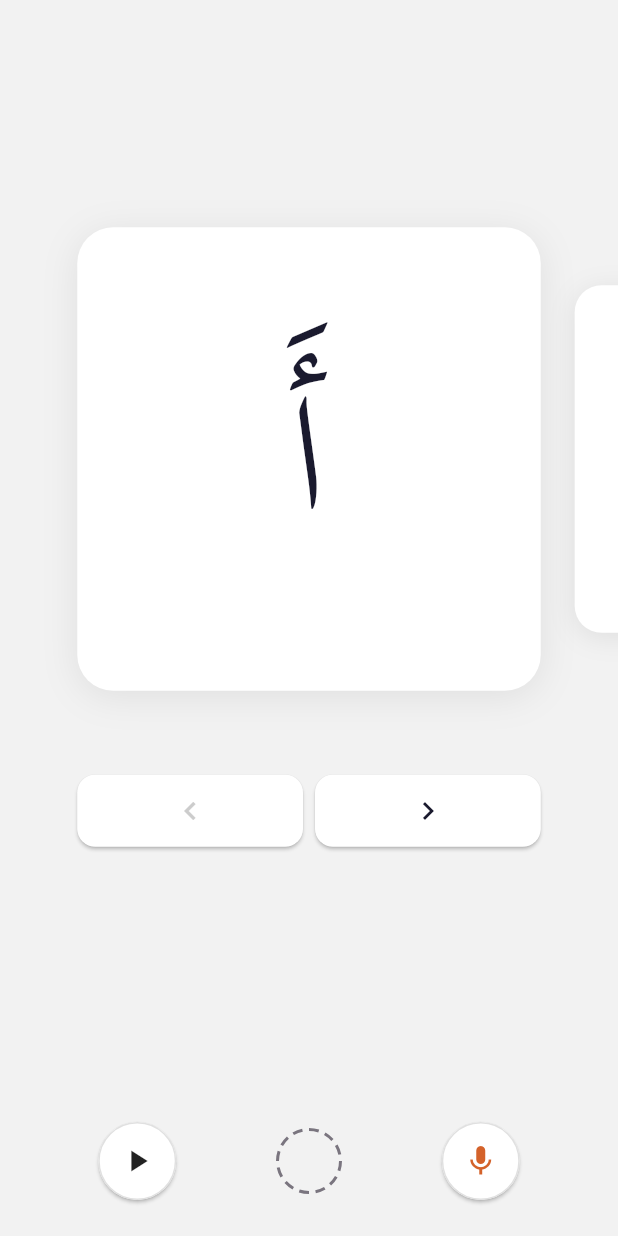
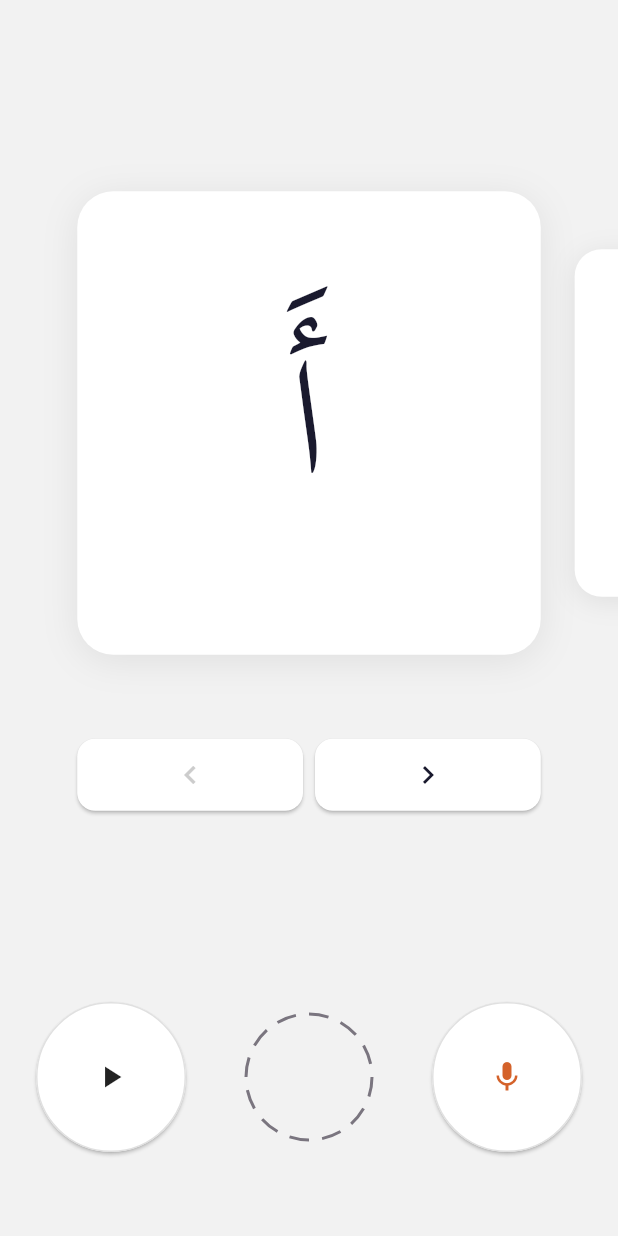
Before and after one commit to abduroid/Makhorij, a Flutter app: the screen it shows after launch, after a tap on an icon or button, on a phone screen of 412 x 824 dp. Run offline on Flutter 3.47's test engine with Material 3 defaults, Android fonts, the phone set to English and light mode, and no system bars; drawn by our look-alikes of auto_size_text; our stand-ins replace just_audio; missing offline and left inert: record.

Commit message:
Adjusts the design

```diff
--- a/lib/ui/screens/word_pager_screen.dart
+++ b/lib/ui/screens/word_pager_screen.dart
@@ -114,7 +114,9 @@ class _WordPagerScreenState extends State<WordPagerScreen> {
   Widget build(BuildContext context) {
     return Scaffold(
       backgroundColor: const Color(0xFFF2F2F2),
-      body: Column(
+      body: Padding(
+        padding: const EdgeInsets.symmetric(vertical: 32.0),
+        child: Column(
           children: [
             Expanded(
               child: Center(
@@ -136,6 +138,7 @@ class _WordPagerScreenState extends State<WordPagerScreen> {
             ),
             _buildControls(),
           ],
+        ),
       ),
     );
   }
@@ -209,13 +212,14 @@ class _WordPagerScreenState extends State<WordPagerScreen> {
 
   Widget _buildControls() {
     return Padding(
-      padding: const EdgeInsets.symmetric(vertical: 24),
+      padding: const EdgeInsets.symmetric(horizontal: 24, vertical: 24),
       child: Row(
-        mainAxisAlignment: MainAxisAlignment.spaceEvenly,
         children: [
-          _teacherButton(),
-          _studentSlot(),
-          _recordButton(),
+          Expanded(child: _teacherButton()),
+          const SizedBox(width: 32),
+          Expanded(child: _studentButton()),
+          const SizedBox(width: 32),
+          Expanded(child: _recordButton()),
         ],
       ),
     );
@@ -235,9 +239,14 @@ class _WordPagerScreenState extends State<WordPagerScreen> {
     );
   }
 
-  Widget _studentSlot() {
+  Widget _studentButton() {
     if (_currentRecordingPath == null) {
-      return const _DashedCircleSlot();
+      return Center(
+        child: FractionallySizedBox(
+          widthFactor: 0.88,
+          child: AspectRatio(aspectRatio: 1.0, child: _DashedCircleSlot()),
+        ),
+      );
     }
     return _CircleButton(
       onPressed: _isStudentPlaying
@@ -280,9 +289,8 @@ class _CircleButton extends StatelessWidget {
   @override
   Widget build(BuildContext context) {
     final hasBackground = backgroundColor != null;
-    return SizedBox(
-      width: 52,
-      height: 52,
+    return AspectRatio(
+      aspectRatio: 1.0,
       child: Material(
         color: backgroundColor ?? Colors.white,
         shape: CircleBorder(
@@ -306,13 +314,9 @@ class _DashedCircleSlot extends StatelessWidget {
 
   @override
   Widget build(BuildContext context) {
-    return SizedBox(
-      width: 46,
-      height: 46,
-      child: CustomPaint(
+    return CustomPaint(
       painter: _DashedCirclePainter(
         color: Theme.of(context).colorScheme.outline,
-        ),
       ),
     );
   }
```
Lines whose indentation alone changed are shown as unchanged.
